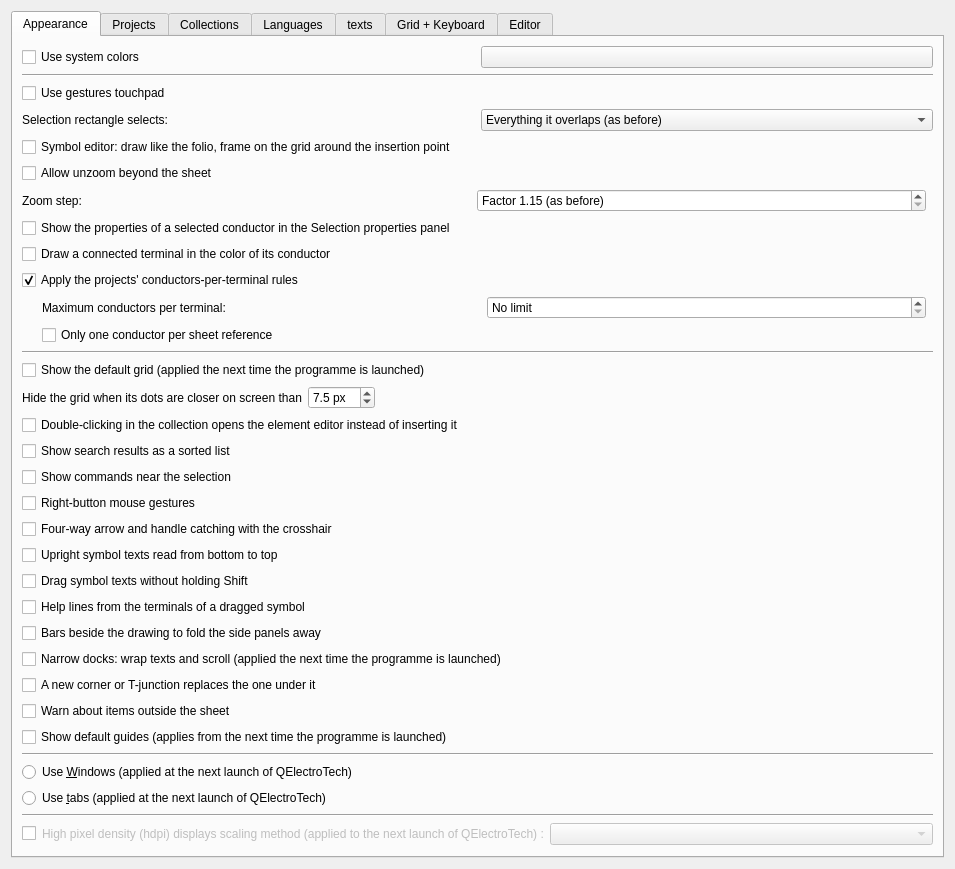
This is sources/ui/configpage/generalconfigurationpage.ui in qelectrotech/qelectrotech-source-mirror as Qt 5 draws it before an edit. The edited form follows.
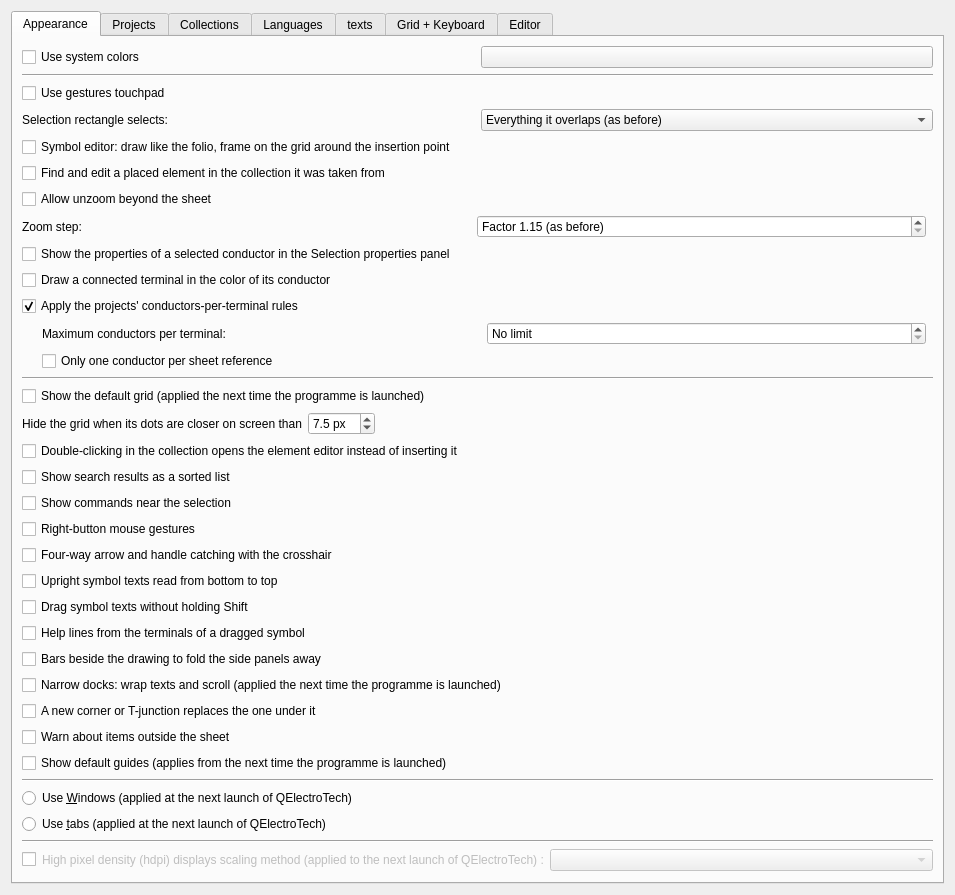
This is the edited form. Custom widgets are drawn as their Qt base class.

Commit message:
Editing a placed element reaches the folio
Saving it in the element editor redraws the placed elements at once and
takes over the frame the editor recomputes; "Reload element drawings"
takes it over too. "Find in the collection" unfolds the tree to the
element. An option finds and edits a placed element in the collection
it was taken from; saving it there updates the open projects.

Patch:
```diff
--- a/sources/ui/configpage/generalconfigurationpage.ui
+++ b/sources/ui/configpage/generalconfigurationpage.ui
@@ -96,6 +96,16 @@
          </property>
         </widget>
        </item>
+       <item>
+        <widget class="QCheckBox" name="m_edit_collection_source_cb">
+         <property name="text">
+          <string>Find and edit a placed element in the collection it was taken from</string>
+         </property>
+         <property name="toolTip">
+          <string>Saving it there updates the open projects that use it. Otherwise the project's own copy is edited.</string>
+         </property>
+        </widget>
+       </item>
        <item>
         <widget class="QCheckBox" name="m_zoom_out_beyond_folio">
          <property name="text">
```
Left out of the diff: 1 changed line with no effect on the pictures. The commit also changes 10 other files.
